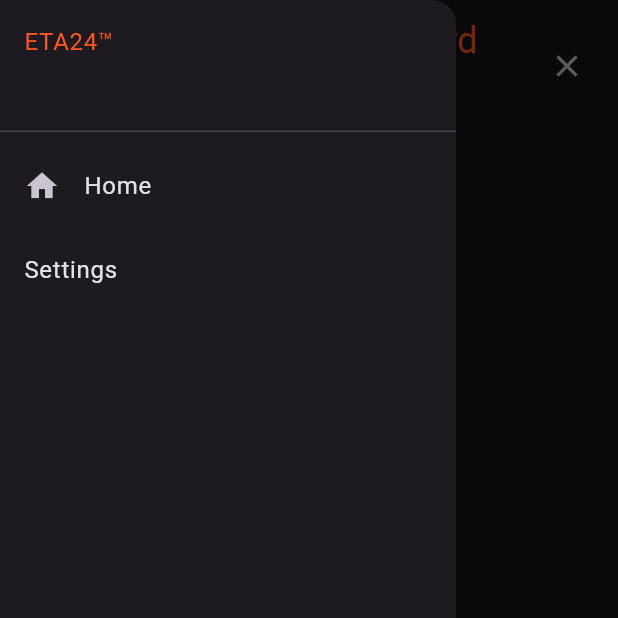
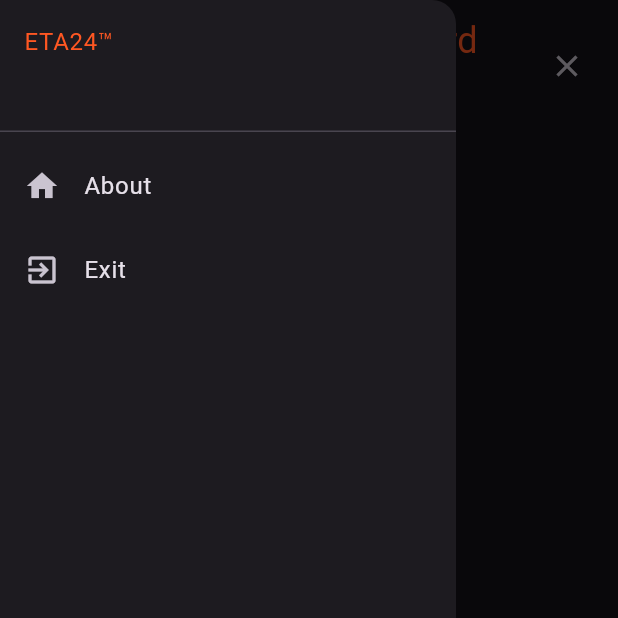
Before and after one commit to leontev-vyacheslav/eta-regulator-board-admin-toolbox, a Flutter app: the screen it shows after launch, after a tap on the "menu" icon, on a phone screen of 412 x 824 dp, the top half of it. Run offline on Flutter 3.47's test engine with Material 3 defaults, Android fonts, the phone set to English and light mode, and no system bars; missing offline and left inert: window_manager.

Commit message:
fix: split to classes

```diff
--- a/lib/access_token_dialog.dart
+++ /dev/null
@@ -1,50 +0,0 @@
-import 'package:flutter/material.dart';
-
-class AccessTokenDialog extends AlertDialog {
-  final BuildContext context;
-
-  @override
-  EdgeInsetsGeometry? get titlePadding => const EdgeInsets.fromLTRB(20, 15, 20, 15);
-
-  const AccessTokenDialog({super.key, required this.context});
-
-  @override
-  Widget get title => Row(
-        mainAxisSize: MainAxisSize.max,
-        children: [
-          const Expanded(child: Text('Create access token')),
-          IconButton(
-              icon: const Icon(Icons.close),
-              onPressed: () {
-                Navigator.pop(context);
-              }),
-        ],
-      );
-
-  @override
-  get shape => const RoundedRectangleBorder(borderRadius: BorderRadius.all(Radius.circular(10.0)));
-
-  @override
-  List<Widget> get actions => [
-        ElevatedButton.icon(
-          label: const Text('OK'),
-          onPressed: () {
-            debugPrint('test');
-            Navigator.pop(context);
-          },
-          style: ElevatedButton.styleFrom(
-            shape: const RoundedRectangleBorder(borderRadius: BorderRadius.all(Radius.circular(5))),
-          ),
-          icon: const Icon(Icons.close),
-        )
-      ];
-
-  @override
-  Widget get content => const SizedBox(
-        width: 460,
-        child: Column(
-          mainAxisSize: MainAxisSize.min,
-          children: [Text('Custom Content')],
-        ),
-      );
-}
--- /dev/null
+++ b/lib/app.dart
@@ -0,0 +1,17 @@
+import 'package:flutter/material.dart';
+import 'package:flutter_test_app/pages/home_page.dart';
+
+class App extends StatelessWidget {
+  const App({super.key});
+
+  // This widget is the root of your application.
+  @override
+  Widget build(BuildContext context) {
+    return MaterialApp(
+      title: 'ETA Regulator Board Admin',
+      theme: ThemeData.dark(),
+      home: const HomePage(title: 'ETA Regulator Board Admin'),
+      themeMode: ThemeMode.dark,
+    );
+  }
+}
--- /dev/null
+++ b/lib/components/app_drawer.dart
@@ -0,0 +1,49 @@
+import 'dart:io';
+
+import 'package:flutter/material.dart';
+import 'package:flutter/services.dart';
+import 'package:flutter_test_app/dialogs/about_dialog.dart' as about_dialog;
+import 'package:window_manager/window_manager.dart';
+
+class AppDrawer extends Drawer {
+  final BuildContext context;
+
+  const AppDrawer({required this.context, super.key});
+
+  @override
+  Widget? get child => ListView(
+        padding: EdgeInsets.zero,
+        children: [
+          const SizedBox(
+            height: 96.0,
+            child: DrawerHeader(
+              decoration: BoxDecoration(),
+              child: Text('ETA24™', style: TextStyle(color: Color.fromRGBO(0xff, 0x57, 0x22, 1))),
+            ),
+          ),
+          ListTile(
+            leading: const Icon(Icons.home),
+            title: const Text('About'),
+            onTap: () {
+              showDialog(
+                context: context,
+                builder: (BuildContext context) {
+                  return about_dialog.AboutDialog(context: context, titleText: 'About');
+                },
+              );
+            },
+          ),
+          ListTile(
+            leading: const Icon(Icons.exit_to_app),
+            title: const Text('Exit'),
+            onTap: () async {
+              if (Platform.isWindows || Platform.isLinux) {
+                await windowManager.close();
+              } else {
+                SystemNavigator.pop();
+              }
+            },
+          ),
+        ],
+      );
+}
--- /dev/null
+++ b/lib/components/window_title_bar.dart
@@ -0,0 +1,34 @@
+import 'package:flutter/material.dart';
+import 'package:flutter_test_app/components/window_drag_area.dart';
+import 'package:window_manager/window_manager.dart';
+
+class WindowTitleBar extends Row {
+  final GlobalKey<ScaffoldState> scaffoldKey;
+
+  const WindowTitleBar({required this.scaffoldKey, super.key});
+
+  @override
+  List<Widget> get children => [
+        Expanded(
+            child: WindowDragArea(
+          maximizable: true,
+          child: Row(children: [
+            IconButton(
+                iconSize: 24,
+                icon: const Icon(Icons.menu),
+                onPressed: () async {
+                  scaffoldKey.currentState!.openDrawer();
+                }),
+            const Expanded(
+              child: Text("ETA Regulator Board Admin", textAlign: TextAlign.center, style: TextStyle(color: Color.fromRGBO(0xff, 0x57, 0x22, 1), fontSize: 24)),
+            ),
+            IconButton(
+                iconSize: 24,
+                icon: const Icon(Icons.close),
+                onPressed: () async {
+                  await windowManager.close();
+                }),
+          ]),
+        )),
+      ];
+}
--- /dev/null
+++ b/lib/dialogs/about_dialog.dart
@@ -0,0 +1,36 @@
+import 'package:flutter/material.dart';
+import 'package:flutter_test_app/dialogs/app_base_dialog.dart';
+
+class AboutDialog extends AppBaseDialog {
+  const AboutDialog({super.key, required super.context, required super.titleText});
+
+  @override
+  List<Widget> get actions => [
+        ElevatedButton.icon(
+          label: const Text('CLOSE'),
+          onPressed: () {
+            Navigator.pop(context);
+          },
+          style: ElevatedButton.styleFrom(
+            shape: const RoundedRectangleBorder(borderRadius: BorderRadius.all(Radius.circular(5))),
+          ),
+          icon: const Icon(Icons.close),
+        )
+      ];
+
+  @override
+  Widget get content => SizedBox(
+        width: 460,
+        child: Row(
+          mainAxisSize: MainAxisSize.max,
+          children: [
+            Image.asset('assets/images/icon.ico'),
+            const SizedBox(width: 20),
+            const Text(
+              'ETA Regulator Board Admin v.0.01',
+              style: TextStyle(color: Color.fromRGBO(0xff, 0x57, 0x22, 1)),
+            )
+          ],
+        ),
+      );
+}
--- /dev/null
+++ b/lib/dialogs/access_token_dialog.dart
@@ -0,0 +1,29 @@
+import 'package:flutter/material.dart';
+import 'package:flutter_test_app/dialogs/app_base_dialog.dart';
+
+class AccessTokenDialog extends AppBaseDialog {
+  const AccessTokenDialog({super.key, required super.context, required super.titleText});
+
+  @override
+  List<Widget> get actions => [
+        ElevatedButton.icon(
+          label: const Text('OK'),
+          onPressed: () {
+            Navigator.pop(context);
+          },
+          style: ElevatedButton.styleFrom(
+            shape: const RoundedRectangleBorder(borderRadius: BorderRadius.all(Radius.circular(5))),
+          ),
+          icon: const Icon(Icons.close),
+        )
+      ];
+
+  @override
+  Widget get content => const SizedBox(
+        width: 460,
+        child: Column(
+          mainAxisSize: MainAxisSize.min,
+          children: [Text('Custom Content')],
+        ),
+      );
+}
--- /dev/null
+++ b/lib/dialogs/app_base_dialog.dart
@@ -0,0 +1,27 @@
+import 'package:flutter/material.dart';
+
+class AppBaseDialog extends AlertDialog {
+  final BuildContext context;
+  final String titleText;
+
+  const AppBaseDialog({required this.context, required this.titleText, super.key});
+
+  @override
+  EdgeInsetsGeometry? get titlePadding => const EdgeInsets.fromLTRB(20, 15, 20, 15);
+
+  @override
+  get shape => const RoundedRectangleBorder(borderRadius: BorderRadius.all(Radius.circular(10.0)));
+
+  @override
+  Widget get title => Row(
+        mainAxisSize: MainAxisSize.max,
+        children: [
+          Expanded(child: Text(titleText)),
+          IconButton(
+              icon: const Icon(Icons.close),
+              onPressed: () {
+                Navigator.pop(context);
+              }),
+        ],
+      );
+}
--- a/lib/main.dart
+++ b/lib/main.dart
@@ -1,7 +1,7 @@
 import 'package:flutter/material.dart';
-import 'package:flutter_test_app/access_token_dialog.dart';
-import 'package:flutter_test_app/window_drag_area.dart';
 import 'package:window_manager/window_manager.dart';
+
+import 'app.dart';
 
 void main() async {
   WidgetsFlutterBinding.ensureInitialized();
@@ -19,132 +19,5 @@ void main() async {
     await windowManager.show();
     await windowManager.focus();
   });
-  runApp(const MyApp());
+  runApp(const App());
 }
-
-class MyApp extends StatelessWidget {
-  const MyApp({super.key});
-
-  // This widget is the root of your application.
-  @override
-  Widget build(BuildContext context) {
-    return MaterialApp(
-      title: 'Flutter Demo',
-      theme: ThemeData.dark(),
-      home: const MyHomePage(title: 'Flutter Demo Home Page'),
-      themeMode: ThemeMode.dark,
-    );
-  }
-}
-
-class MyHomePage extends StatefulWidget {
-  const MyHomePage({super.key, required this.title});
-
-  final String title;
-
-  @override
-  State<MyHomePage> createState() => _MyHomePageState();
-}
-
-class _MyHomePageState extends State<MyHomePage> {
-  final GlobalKey<ScaffoldState> _scaffoldKey = GlobalKey<ScaffoldState>();
-
-  int _counter = 0;
-
-  void _incrementCounter() {
-    setState(() {
-      _counter++;
-    });
-  }
-
-  @override
-  Widget build(BuildContext context) {
-    return Scaffold(
-      key: _scaffoldKey,
-
-      drawer: Drawer(
-        child: ListView(
-          padding: EdgeInsets.zero,
-          children: [
-            const SizedBox(
-              height: 96.0,
-              child: DrawerHeader(
-                decoration: BoxDecoration(),
-                child: Text('ETA24™', style: TextStyle(color: Color.fromRGBO(0xff, 0x57, 0x22, 1))),
-              ),
-            ),
-
-            ListTile(
-              leading: const Icon(Icons.home),
-              title: const Text('Home'),
-              onTap: () {
-                // Navigator.pushNamed(context, '/home');
-              },
-            ),
-            ListTile(
-              title: const Text('Settings'),
-              onTap: () {
-                // Navigator.pushNamed(context, '/settings');
-              },
-            ),
-            // ... other navigation items
-          ],
-        ),
-      ),
-      body: Padding(
-          padding: const EdgeInsets.all(10),
-          child: Column(
-            children: [
-              Row(
-                children: [
-                  Expanded(
-                      child: WindowDragArea(
-                    maximizable: true,
-                    child: Row(children: [
-                      IconButton(
-                          iconSize: 24,
-                          icon: const Icon(Icons.menu),
-                          onPressed: () async {
-                            // Scaffold.of(context).openDrawer();
-                            _scaffoldKey.currentState!.openDrawer();
-                          }),
-                      const Expanded(
-                        child: Text("ETA Regulator Board Admin",
-                            textAlign: TextAlign.center, style: TextStyle(color: Color.fromRGBO(0xff, 0x57, 0x22, 1), fontSize: 24)),
-                      ),
-                      IconButton(
-                          iconSize: 24,
-                          icon: const Icon(Icons.close),
-                          onPressed: () async {
-                            await windowManager.close();
-                          }),
-                    ]),
-                  )),
-                ],
-              ),
-              Text(
-                '$_counter',
-                style: Theme.of(context).textTheme.headlineMedium,
-              ),
-              TextButton(
-                child: const Text('Test'),
-                onPressed: () => {
-                  showDialog(
-                    context: context,
-                    builder: (BuildContext context) {
-                      return AccessTokenDialog(context: context);
-                    },
-                  )
-                },
-              )
-            ],
-          )),
-
-      floatingActionButton: FloatingActionButton(
-        onPressed: _incrementCounter,
-        tooltip: 'Increment',
-        child: const Icon(Icons.add),
-      ), // This trailing comma makes auto-formatting nicer for build methods.
-    );
-  }
-}
--- /dev/null
+++ b/lib/pages/home_page.dart
@@ -0,0 +1,61 @@
+import 'package:flutter/material.dart';
+import 'package:flutter_test_app/components/window_title_bar.dart';
+import 'package:flutter_test_app/components/app_drawer.dart';
+import 'package:flutter_test_app/dialogs/access_token_dialog.dart';
+
+
+class HomePage extends StatefulWidget {
+  const HomePage({super.key, required this.title});
+
+  final String title;
+
+  @override
+  State<HomePage> createState() => _HomePageState();
+}
+
+class _HomePageState extends State<HomePage> {
+  final GlobalKey<ScaffoldState> _scaffoldKey = GlobalKey<ScaffoldState>();
+
+  int _counter = 0;
+
+  void _incrementCounter() {
+    setState(() {
+      _counter++;
+    });
+  }
+
+  @override
+  Widget build(BuildContext context) {
+    return Scaffold(
+      key: _scaffoldKey,
+      drawer: AppDrawer(context: context),
+      body: Padding(
+          padding: const EdgeInsets.all(10),
+          child: Column(
+            children: [
+              WindowTitleBar(scaffoldKey: _scaffoldKey),
+              Text(
+                '$_counter',
+                style: Theme.of(context).textTheme.headlineMedium,
+              ),
+              TextButton(
+                child: const Text('Test'),
+                onPressed: () => {
+                  showDialog(
+                    context: context,
+                    builder: (BuildContext context) {
+                      return AccessTokenDialog(context: context, titleText: 'Create access token');
+                    },
+                  )
+                },
+              )
+            ],
+          )),
+      floatingActionButton: FloatingActionButton(
+        onPressed: _incrementCounter,
+        tooltip: 'Increment',
+        child: const Icon(Icons.add),
+      ),
+    );
+  }
+}
```
Also changed, not shown: assets/devices.json (added, +30 -0 lines), pubspec.yaml (+12 -68 lines), assets/images/app-about.svg (added), assets/images/app-logo.svg (added), assets/images/favicon.png (added), lib/components/window_drag_area.dart (renamed from lib/window_drag_area.dart), pubspec.lock, 5 other files.
